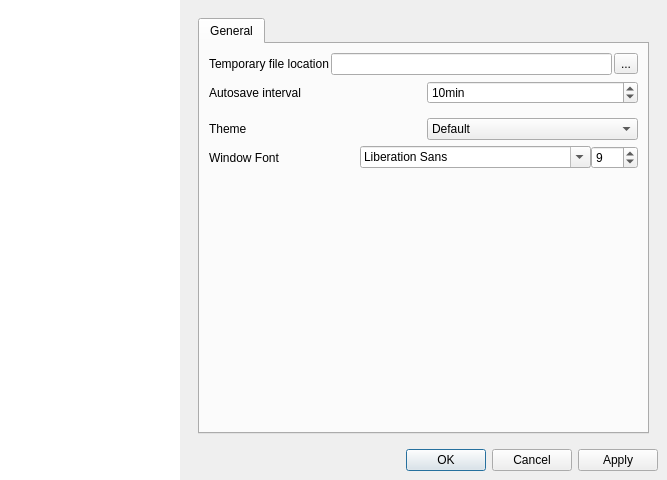
The window that src/ProfileEditor/settingdialog/settingdialog.ui (karakirimu/AutoBatchTools) describes before a commit, drawn with Qt 5.
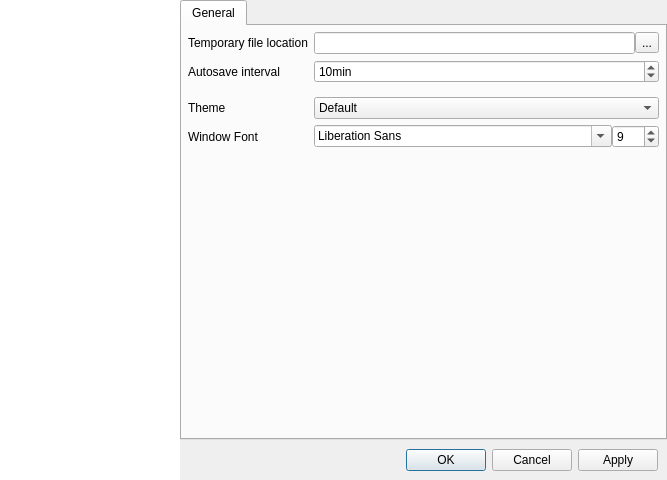
The same window after the commit. The open tabs and pages were chosen to show the change. Icons and pictures are not drawn. Custom widgets are drawn as their Qt base class.

```diff
--- a/src/ProfileEditor/settingdialog/settingdialog.ui
+++ b/src/ProfileEditor/settingdialog/settingdialog.ui
@@ -70,17 +70,20 @@
    <item>
     <widget class="QWidget" name="hWid" native="true">
      <layout class="QVBoxLayout" name="verticalLayout">
+      <property name="spacing">
+       <number>0</number>
+      </property>
       <property name="leftMargin">
-       <number>9</number>
+       <number>0</number>
       </property>
       <property name="topMargin">
-       <number>9</number>
+       <number>0</number>
       </property>
       <property name="rightMargin">
-       <number>9</number>
+       <number>0</number>
       </property>
       <property name="bottomMargin">
-       <number>9</number>
+       <number>0</number>
       </property>
       <item>
        <widget class="QScrollArea" name="scrollArea">
@@ -107,8 +110,8 @@
           <rect>
            <x>0</x>
            <y>0</y>
-           <width>469</width>
-           <height>436</height>
+           <width>487</width>
+           <height>442</height>
           </rect>
          </property>
          <property name="sizePolicy">
@@ -145,10 +148,22 @@
              </sizepolicy>
             </property>
             <property name="currentIndex">
-             <number>3</number>
+             <number>0</number>
             </property>
             <widget class="QWidget" name="settinggeneral">
              <layout class="QVBoxLayout" name="verticalLayout_4">
+              <property name="leftMargin">
+               <number>0</number>
+              </property>
+              <property name="topMargin">
+               <number>0</number>
+              </property>
+              <property name="rightMargin">
+               <number>0</number>
+              </property>
+              <property name="bottomMargin">
+               <number>0</number>
+              </property>
               <item>
                <widget class="QTabWidget" name="peSettingTab">
                 <property name="currentIndex">
@@ -159,142 +174,27 @@
                   <string>General</string>
                  </attribute>
                  <layout class="QVBoxLayout" name="verticalLayout_5">
-                  <item>
-                   <widget class="QFrame" name="frame">
-                    <property name="frameShape">
-                     <enum>QFrame::NoFrame</enum>
-                    </property>
-                    <property name="frameShadow">
-                     <enum>QFrame::Raised</enum>
-                    </property>
-                    <layout class="QHBoxLayout" name="horizontalLayout_3">
-                     <property name="spacing">
-                      <number>2</number>
-                     </property>
                      <property name="leftMargin">
-                      <number>0</number>
+                   <number>6</number>
                      </property>
                      <property name="topMargin">
-                      <number>0</number>
+                   <number>6</number>
                      </property>
                      <property name="rightMargin">
-                      <number>0</number>
+                   <number>6</number>
                      </property>
                      <property name="bottomMargin">
-                      <number>0</number>
+                   <number>6</number>
                      </property>
                      <item>
-                      <widget class="QLabel" name="label_2">
-                       <property name="text">
-                        <string>Temporary file location</string>
-                       </property>
-                      </widget>
-                     </item>
-                     <item>
-                      <widget class="QLineEdit" name="tempEdit">
-                       <property name="sizePolicy">
-                        <sizepolicy hsizetype="Expanding" vsizetype="Fixed">
-                         <horstretch>0</horstretch>
-                         <verstretch>0</verstretch>
-                        </sizepolicy>
-                       </property>
-                       <property name="text">
-                        <string/>
-                       </property>
-                      </widget>
-                     </item>
-                     <item>
-                      <widget class="QToolButton" name="openButton">
-                       <property name="text">
-                        <string>...</string>
-                       </property>
-                      </widget>
-                     </item>
-                    </layout>
-                   </widget>
-                  </item>
-                  <item>
-                   <widget class="QFrame" name="frame_7">
-                    <property name="frameShape">
-                     <enum>QFrame::NoFrame</enum>
-                    </property>
-                    <property name="frameShadow">
-                     <enum>QFrame::Raised</enum>
-                    </property>
-                    <layout class="QHBoxLayout" name="horizontalLayout_4">
-                     <property name="leftMargin">
-                      <number>0</number>
-                     </property>
+                   <layout class="QGridLayout" name="gridLayout_2" columnstretch="0,0,0,0,0" columnminimumwidth="0,0,0,0,0">
                      <property name="topMargin">
                       <number>0</number>
                      </property>
-                     <property name="rightMargin">
+                    <property name="horizontalSpacing">
                       <number>0</number>
                      </property>
-                     <property name="bottomMargin">
-                      <number>0</number>
-                     </property>
-                     <item>
-                      <widget class="QLabel" name="label_7">
-                       <property name="text">
-                        <string>Autosave interval</string>
-                       </property>
-                      </widget>
-                     </item>
-                     <item>
-                      <widget class="QSpinBox" name="autosaveSpinBox">
-                       <property name="suffix">
-                        <string>min</string>
-                       </property>
-                       <property name="maximum">
-                        <number>1000</number>
-                       </property>
-                       <property name="value">
-                        <number>10</number>
-                       </property>
-                      </widget>
-                     </item>
-                    </layout>
-                   </widget>
-                  </item>
-                  <item>
-                   <spacer name="verticalSpacer_3">
-                    <property name="orientation">
-                     <enum>Qt::Vertical</enum>
-                    </property>
-                    <property name="sizeType">
-                     <enum>QSizePolicy::Fixed</enum>
-                    </property>
-                    <property name="sizeHint" stdset="0">
-                     <size>
-                      <width>20</width>
-                      <height>8</height>
-                     </size>
-                    </property>
-                   </spacer>
-                  </item>
-                  <item>
-                   <widget class="QFrame" name="frame_8">
-                    <property name="frameShape">
-                     <enum>QFrame::NoFrame</enum>
-                    </property>
-                    <property name="frameShadow">
-                     <enum>QFrame::Raised</enum>
-                    </property>
-                    <layout class="QHBoxLayout" name="horizontalLayout_5">
-                     <property name="leftMargin">
-                      <number>0</number>
-                     </property>
-                     <property name="topMargin">
-                      <number>0</number>
-                     </property>
-                     <property name="rightMargin">
-                      <number>0</number>
-                     </property>
-                     <property name="bottomMargin">
-                      <number>0</number>
-                     </property>
-                     <item>
+                    <item row="3" column="0">
                       <widget class="QLabel" name="label_9">
                        <property name="sizePolicy">
                         <sizepolicy hsizetype="Preferred" vsizetype="Preferred">
@@ -304,7 +204,7 @@
                        </property>
                        <property name="minimumSize">
                         <size>
-                         <width>212</width>
+                        <width>0</width>
                          <height>0</height>
                         </size>
                        </property>
@@ -313,7 +213,7 @@
                        </property>
                       </widget>
                      </item>
-                     <item>
+                    <item row="3" column="2" colspan="3">
                       <widget class="QComboBox" name="themeComboBox">
                        <item>
                         <property name="text">
@@ -332,44 +232,123 @@
                        </item>
                       </widget>
                      </item>
-                    </layout>
-                   </widget>
-                  </item>
-                  <item>
-                   <widget class="QFrame" name="frame_2">
-                    <property name="frameShape">
-                     <enum>QFrame::NoFrame</enum>
-                    </property>
-                    <property name="frameShadow">
-                     <enum>QFrame::Raised</enum>
-                    </property>
-                    <layout class="QHBoxLayout" name="horizontalLayout">
-                     <property name="spacing">
-                      <number>0</number>
-                     </property>
-                     <property name="leftMargin">
-                      <number>0</number>
-                     </property>
-                     <property name="topMargin">
-                      <number>0</number>
-                     </property>
-                     <property name="rightMargin">
-                      <number>0</number>
-                     </property>
-                     <property name="bottomMargin">
-                      <number>0</number>
-                     </property>
-                     <item>
+                    <item row="1" column="2" colspan="3">
+                     <widget class="QSpinBox" name="autosaveSpinBox">
+                      <property name="suffix">
+                       <string>min</string>
+                      </property>
+                      <property name="maximum">
+                       <number>1000</number>
+                      </property>
+                      <property name="value">
+                       <number>10</number>
+                      </property>
+                     </widget>
+                    </item>
+                    <item row="4" column="0">
                       <widget class="QLabel" name="label">
+                      <property name="sizePolicy">
+                       <sizepolicy hsizetype="Preferred" vsizetype="Preferred">
+                        <horstretch>0</horstretch>
+                        <verstretch>0</verstretch>
+                       </sizepolicy>
+                      </property>
                        <property name="text">
                         <string>Window Font</string>
                        </property>
                       </widget>
                      </item>
-                     <item>
+                    <item row="0" column="0">
+                     <widget class="QLabel" name="label_2">
+                      <property name="sizePolicy">
+                       <sizepolicy hsizetype="Preferred" vsizetype="Preferred">
+                        <horstretch>0</horstretch>
+                        <verstretch>0</verstretch>
+                       </sizepolicy>
+                      </property>
+                      <property name="text">
+                       <string>Temporary file location</string>
+                      </property>
+                     </widget>
+                    </item>
+                    <item row="0" column="2" colspan="2">
+                     <widget class="QLineEdit" name="tempEdit">
+                      <property name="sizePolicy">
+                       <sizepolicy hsizetype="Expanding" vsizetype="Preferred">
+                        <horstretch>0</horstretch>
+                        <verstretch>0</verstretch>
+                       </sizepolicy>
+                      </property>
+                      <property name="text">
+                       <string/>
+                      </property>
+                     </widget>
+                    </item>
+                    <item row="4" column="3" colspan="2">
+                     <widget class="QSpinBox" name="windowFontSizeSpinBox">
+                      <property name="sizePolicy">
+                       <sizepolicy hsizetype="Fixed" vsizetype="Preferred">
+                        <horstretch>0</horstretch>
+                        <verstretch>0</verstretch>
+                       </sizepolicy>
+                      </property>
+                      <property name="minimum">
+                       <number>1</number>
+                      </property>
+                      <property name="maximum">
+                       <number>100</number>
+                      </property>
+                      <property name="value">
+                       <number>9</number>
+                      </property>
+                     </widget>
+                    </item>
+                    <item row="2" column="0">
+                     <spacer name="verticalSpacer_3">
+                      <property name="orientation">
+                       <enum>Qt::Vertical</enum>
+                      </property>
+                      <property name="sizeType">
+                       <enum>QSizePolicy::Fixed</enum>
+                      </property>
+                      <property name="sizeHint" stdset="0">
+                       <size>
+                        <width>20</width>
+                        <height>8</height>
+                       </size>
+                      </property>
+                     </spacer>
+                    </item>
+                    <item row="0" column="4">
+                     <widget class="QToolButton" name="openToolButton">
+                      <property name="sizePolicy">
+                       <sizepolicy hsizetype="Fixed" vsizetype="Fixed">
+                        <horstretch>0</horstretch>
+                        <verstretch>0</verstretch>
+                       </sizepolicy>
+                      </property>
+                      <property name="text">
+                       <string>...</string>
+                      </property>
+                     </widget>
+                    </item>
+                    <item row="1" column="0">
+                     <widget class="QLabel" name="label_7">
+                      <property name="sizePolicy">
+                       <sizepolicy hsizetype="Preferred" vsizetype="Preferred">
+                        <horstretch>0</horstretch>
+                        <verstretch>0</verstretch>
+                       </sizepolicy>
+                      </property>
+                      <property name="text">
+                       <string>Autosave interval</string>
+                      </property>
+                     </widget>
+                    </item>
+                    <item row="4" column="2">
                       <widget class="QFontComboBox" name="windowFontComboBox">
                        <property name="sizePolicy">
-                        <sizepolicy hsizetype="Preferred" vsizetype="Fixed">
+                       <sizepolicy hsizetype="Expanding" vsizetype="Fixed">
                          <horstretch>0</horstretch>
                          <verstretch>0</verstretch>
                         </sizepolicy>
@@ -379,24 +358,23 @@
                        </property>
                       </widget>
                      </item>
-                     <item>
-                      <widget class="QSpinBox" name="windowFontSizeSpinBox">
-                       <property name="sizePolicy">
-                        <sizepolicy hsizetype="Fixed" vsizetype="Fixed">
-                         <horstretch>0</horstretch>
-                         <verstretch>0</verstretch>
-                        </sizepolicy>
-                       </property>
-                       <property name="maximum">
-                        <number>100</number>
-                       </property>
-                       <property name="value">
-                        <number>9</number>
-                       </property>
-                      </widget>
-                     </item>
-                    </layout>
-                   </widget>
+                    <item row="0" column="1">
+                     <spacer name="horizontalSpacer">
+                      <property name="orientation">
+                       <enum>Qt::Horizontal</enum>
+                      </property>
+                      <property name="sizeType">
+                       <enum>QSizePolicy::Fixed</enum>
+                      </property>
+                      <property name="sizeHint" stdset="0">
+                       <size>
+                        <width>6</width>
+                        <height>6</height>
+                       </size>
+                      </property>
+                     </spacer>
+                    </item>
+                   </layout>
                   </item>
                   <item>
                    <spacer name="verticalSpacer_2">
@@ -419,6 +397,9 @@
             </widget>
             <widget class="QWidget" name="settingtest">
              <layout class="QVBoxLayout" name="verticalLayout_6">
+              <property name="bottomMargin">
+               <number>0</number>
+              </property>
               <item>
                <widget class="QCheckBox" name="fakeresidentCheckBox">
                 <property name="text">
@@ -446,6 +427,18 @@
               <property name="spacing">
                <number>3</number>
               </property>
+              <property name="leftMargin">
+               <number>0</number>
+              </property>
+              <property name="topMargin">
+               <number>0</number>
+              </property>
+              <property name="rightMargin">
+               <number>0</number>
+              </property>
+              <property name="bottomMargin">
+               <number>0</number>
+              </property>
               <item>
                <widget class="QFrame" name="frame_4">
                 <property name="frameShape">
@@ -548,6 +541,18 @@
               <property name="spacing">
                <number>3</number>
               </property>
+              <property name="leftMargin">
+               <number>0</number>
+              </property>
+              <property name="topMargin">
+               <number>0</number>
+              </property>
+              <property name="rightMargin">
+               <number>0</number>
+              </property>
+              <property name="bottomMargin">
+               <number>0</number>
+              </property>
               <item>
                <widget class="QFrame" name="frame_6">
                 <property name="frameShape">
@@ -635,6 +640,21 @@
        </widget>
       </item>
       <item>
+       <widget class="QFrame" name="frame_3">
+        <property name="frameShape">
+         <enum>QFrame::NoFrame</enum>
+        </property>
+        <property name="frameShadow">
+         <enum>QFrame::Plain</enum>
+        </property>
+        <property name="lineWidth">
+         <number>0</number>
+        </property>
+        <layout class="QVBoxLayout" name="verticalLayout_3">
+         <property name="topMargin">
+          <number>9</number>
+         </property>
+         <item>
        <widget class="QDialogButtonBox" name="buttonBox">
         <property name="orientation">
          <enum>Qt::Horizontal</enum>
@@ -642,6 +662,9 @@
         <property name="standardButtons">
          <set>QDialogButtonBox::Apply|QDialogButtonBox::Cancel|QDialogButtonBox::Ok</set>
         </property>
+          </widget>
+         </item>
+        </layout>
        </widget>
       </item>
      </layout>
```
Lines whose indentation alone changed are shown as unchanged.
